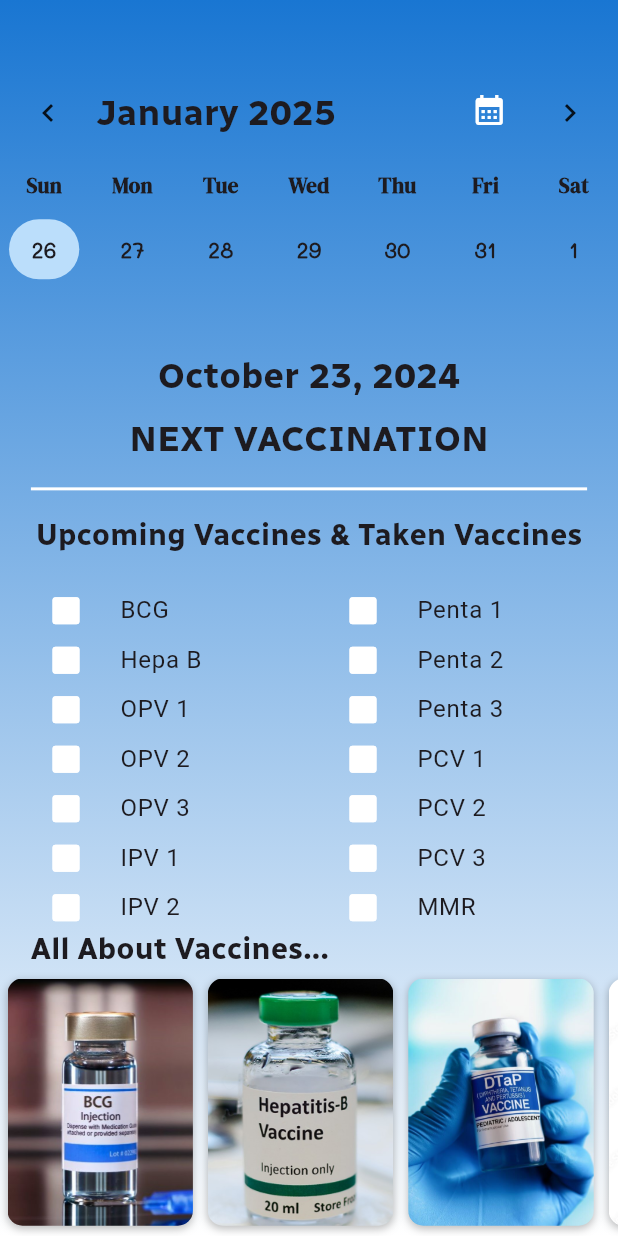
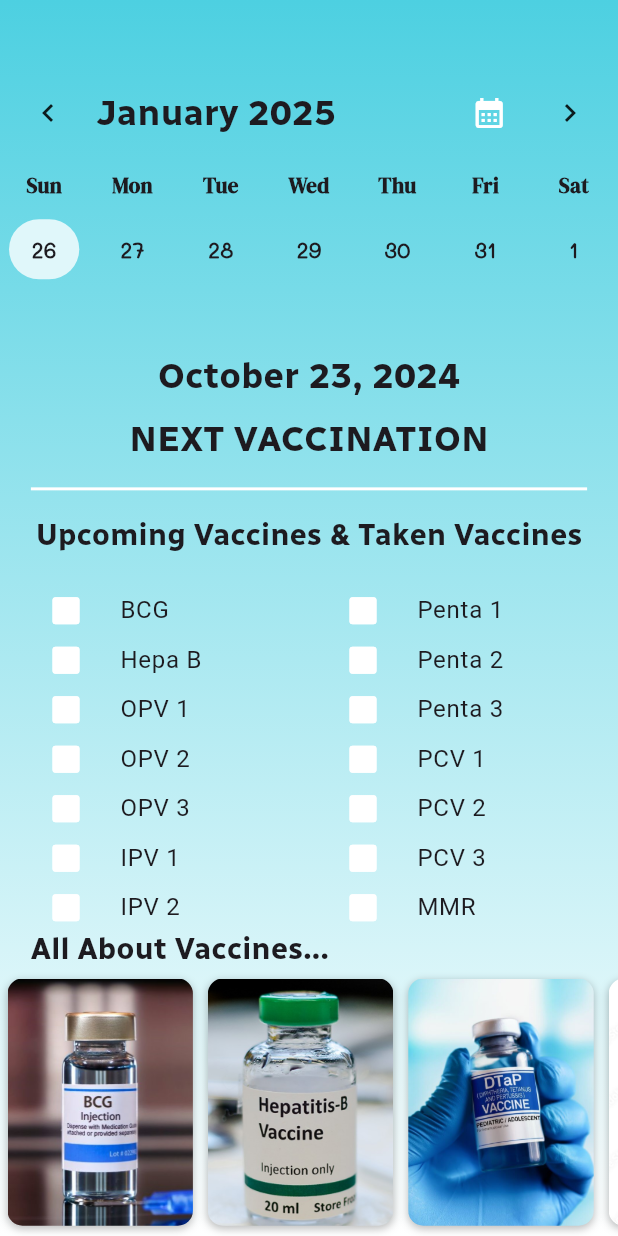
Before and after one commit to patriajasel/vaccination_tracker_app, a Flutter app: the HomePage screen opened directly, on a phone screen of 412 x 824 dp. Run offline on Flutter 3.47's test engine with Material 3 defaults, Android fonts, the phone set to English and light mode, and no system bars; drawn by our look-alikes of table_calendar; our stand-ins replace cloud_firestore, firebase_auth, firebase_storage, flutter_riverpod, fluttertoast, image_picker and 1 more; missing offline and left inert: syncfusion_flutter_pdfviewer; accounts and stored records are empty.

Commit message:
Homepage update

```diff
--- a/lib/pages/home_page.dart
+++ b/lib/pages/home_page.dart
@@ -1,6 +1,16 @@
 import 'package:flutter/material.dart';
 import 'package:table_calendar/table_calendar.dart';
+import 'package:vaccination_tracker_app/pages/all_calendar_page.dart';
 import 'package:vaccination_tracker_app/utils/text_style.dart';
+
+/**
+ * TODO SECTION
+ *
+ * ! All About vaccines section
+ * ! Sync Vaccines taken with firebase database data
+ * ! Schedule functionality
+ * ! Prevent returning back to login if user just logged in
+ */
 
 class HomePage extends StatefulWidget {
   const HomePage({super.key});
@@ -64,7 +74,7 @@ class _HomePageState extends State<HomePage> {
             decoration: BoxDecoration(
               gradient: LinearGradient(
                 colors: [
-                  Colors.blue.shade700,
+                  Colors.cyan.shade300,
                   Colors.white,
                 ],
                 begin: Alignment.topCenter,
@@ -79,6 +89,8 @@ class _HomePageState extends State<HomePage> {
               child: Column(
                 mainAxisAlignment: MainAxisAlignment.start,
                 crossAxisAlignment: CrossAxisAlignment.center,
+                children: [
+                  Stack(
                     children: [
                       TableCalendar(
                           calendarFormat: CalendarFormat.week,
@@ -96,12 +108,29 @@ class _HomePageState extends State<HomePage> {
                               defaultTextStyle: TextStyles().calendarDays,
                               todayTextStyle: TextStyles().calendarDays,
                               todayDecoration: BoxDecoration(
-                              color: Colors.blue.shade100,
+                                  color: Colors.cyan.shade50,
                                   borderRadius: BorderRadius.circular(20)),
                               weekendTextStyle: TextStyles().calendarDays),
                           focusedDay: dateToday,
                           firstDay: DateTime.utc(2020, 01, 01),
                           lastDay: DateTime.utc(2040, 12, 31)),
+                      Positioned(
+                          top: screenHeight * 0.01,
+                          right: screenWidth * 0.15,
+                          child: IconButton(
+                              onPressed: () {
+                                Navigator.push(
+                                    context,
+                                    MaterialPageRoute(
+                                        builder: (context) =>
+                                            const AllCalendarPage()));
+                              },
+                              icon: const Icon(
+                                Icons.calendar_month,
+                                color: Colors.white,
+                              ))),
+                    ],
+                  ),
                   SizedBox(height: screenHeight * 0.05),
                   Center(
                     child: Text(
@@ -217,15 +246,6 @@ class _HomePageState extends State<HomePage> {
               ),
             ),
           ),
-          Positioned(
-              top: screenHeight * 0.06,
-              right: screenWidth * 0.15,
-              child: IconButton(
-                  onPressed: () {},
-                  icon: const Icon(
-                    Icons.calendar_month,
-                    color: Colors.white,
-                  ))),
         ],
       ),
     );
```
Lines whose indentation alone changed are shown as unchanged.
